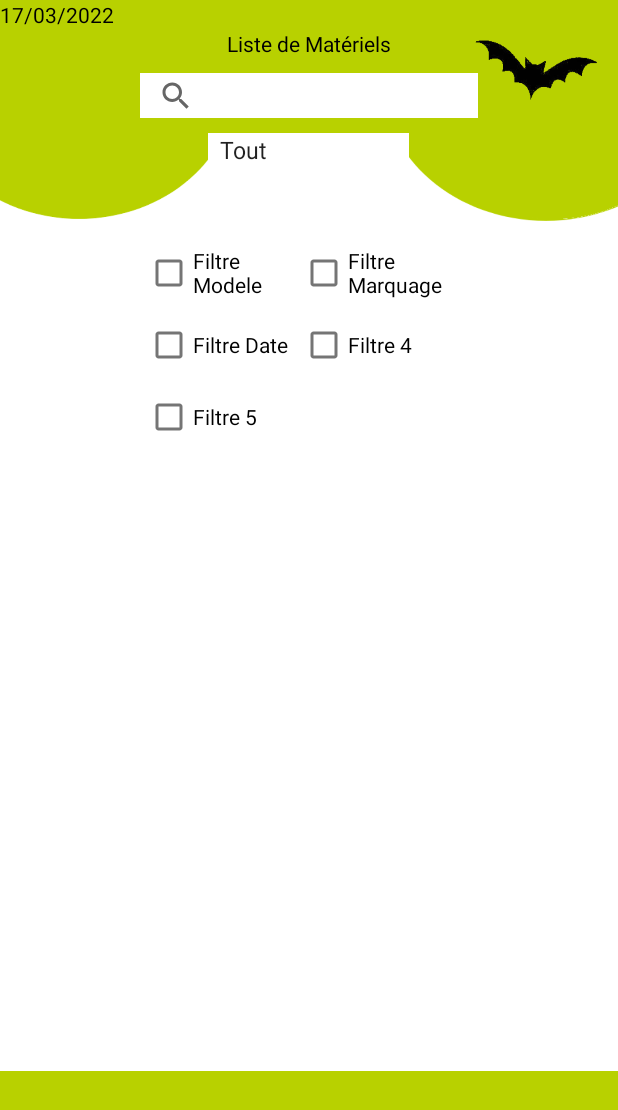
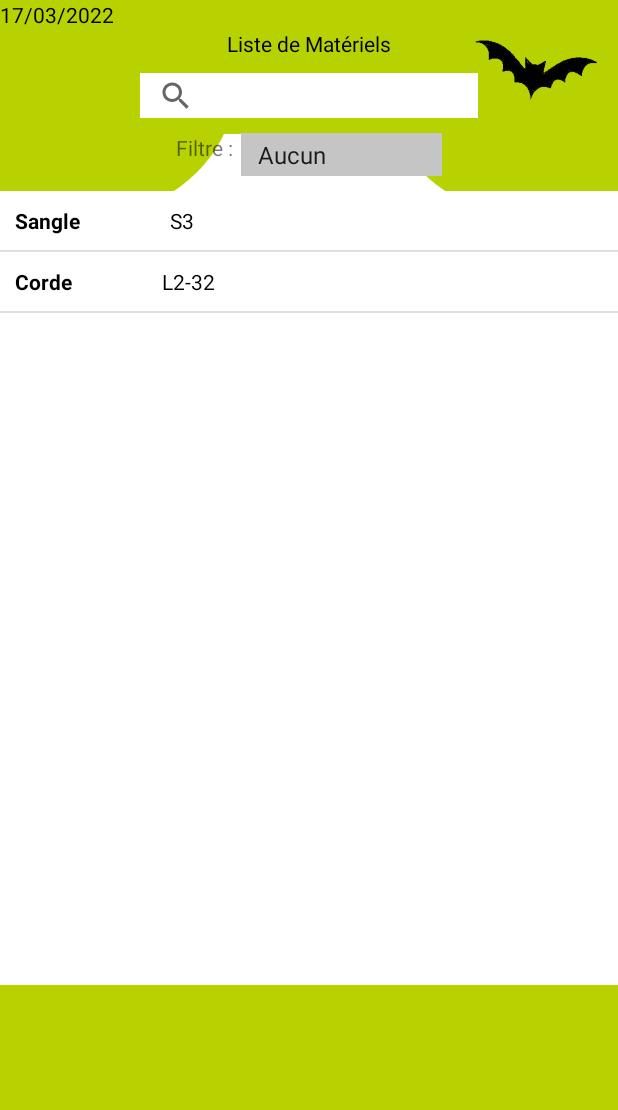
Before and after one commit to SIO2LAA/Speleo-EPI, an Android app: the GestionMateriel screen opened directly, with no data from a screen before it, on a phone screen of 412 x 824 dp. Shown: the top 1110 px of the screen. Run offline under Robolectric (Android 15) with nearby library versions, the phone set to English and light mode, and no system bars.

Commit message:
Tout marche nikel 6

```diff
--- a/app/src/main/java/fr/sio/app_epi2/GestionMateriel.java
+++ b/app/src/main/java/fr/sio/app_epi2/GestionMateriel.java
@@ -53,7 +53,7 @@ public class GestionMateriel extends AppCompatActivity implements AdapterView.On
         materielAdapter = new MaterielAdaptater(this, R.layout.listeview_item, listeMateriels);
         listeMateriel.setOnItemClickListener(this);
 
-        Filtre filtreTout = new Filtre(1, "Tout");
+        Filtre filtreTout = new Filtre(1, "Aucun");
         Filtre filtreDateAcquisition = new Filtre(1, "Date Acquisition");
         Filtre filtreDateUtilisation = new Filtre(1, "Date Utilisation");
 
--- a/app/src/main/res/layout/activity_gestion_materiel.xml
+++ b/app/src/main/res/layout/activity_gestion_materiel.xml
@@ -37,77 +37,28 @@
         tools:layout_editor_absoluteY="105dp" >
     </SearchView>
 
-    <Spinner
-        android:id="@+id/selection"
-        android:layout_width="wrap_content"
-        android:layout_height="wrap_content"
-        android:layout_gravity="center"
-        android:layout_marginTop="10dp"
-        android:layout_marginBottom="10dp"
-        android:background="@color/white"></Spinner>
-
-    <ScrollView
-        android:layout_width="113dp"
-        android:layout_height="37dp">
-
-        <LinearLayout
-            android:layout_width="match_parent"
-            android:layout_height="wrap_content"
-            android:orientation="vertical" />
-    </ScrollView>
-
     <LinearLayout
         android:layout_width="wrap_content"
         android:layout_height="wrap_content"
+        android:layout_marginTop="10dp"
+        android:layout_marginBottom="10dp"
         android:layout_gravity="center"
         android:orientation="horizontal">
-
-        <LinearLayout
-            android:layout_width="103dp"
-            android:layout_height="170dp"
-            android:orientation="vertical"
-            tools:layout_editor_absoluteX="16dp"
-            tools:layout_editor_absoluteY="173dp">
-
-            <CheckBox
-                android:id="@+id/filtreModele"
-                android:layout_width="wrap_content"
-                android:layout_height="wrap_content"
-                android:text="@string/filtreModele" />
-
-            <CheckBox
-                android:id="@+id/filtreDate"
-                android:layout_width="wrap_content"
-                android:layout_height="wrap_content"
-                android:text="@string/filtreDate" />
-
-            <CheckBox
-                android:id="@+id/checkBox5"
-                android:layout_width="wrap_content"
-                android:layout_height="wrap_content"
-                android:text="@string/filtre5" />
-
-        </LinearLayout>
-
-        <LinearLayout
-            android:layout_width="115dp"
-            android:layout_height="170dp"
-            android:orientation="vertical"
-            tools:layout_editor_absoluteX="118dp"
-            tools:layout_editor_absoluteY="173dp">
-
-            <CheckBox
-                android:id="@+id/filtreMarquage"
-                android:layout_width="wrap_content"
-                android:layout_height="wrap_content"
-                android:text="@string/filtreMarquage" />
-
-            <CheckBox
-                android:id="@+id/checkBox4"
-                android:layout_width="wrap_content"
-                android:layout_height="wrap_content"
-                android:text="@string/filtre4" />
-        </LinearLayout>
+        <TextView
+            android:layout_width="wrap_content"
+            android:layout_height="wrap_content"
+            android:layout_marginRight="5dp"
+            android:text="@string/filtreText">
+        </TextView>
+        <Spinner
+            android:id="@+id/selection"
+            android:layout_width="wrap_content"
+            android:layout_height="wrap_content"
+            android:layout_gravity="center"
+            android:paddingTop="3dp"
+            android:paddingBottom="3dp"
+            android:paddingLeft="3dp"
+            android:background="#c5c5c5"></Spinner>
     </LinearLayout>
 
     <ListView
@@ -117,7 +68,6 @@
         android:background="@color/white"
         tools:layout_editor_absoluteX="1dp"
         tools:layout_editor_absoluteY="344dp" >
-
     </ListView>
 
 </LinearLayout>
--- a/app/src/main/res/layout/listeview_item.xml
+++ b/app/src/main/res/layout/listeview_item.xml
@@ -7,6 +7,7 @@
         android:textStyle="bold"
         android:text="name"
         android:padding="10dp"
+        android:textColor="@color/black"
         android:layout_width="wrap_content"
         android:layout_height="wrap_content"
         android:layout_marginRight="40dp">
@@ -15,6 +16,7 @@
     <TextView
         android:id="@+id/modelMateriel"
         android:padding="10dp"
+        android:textColor="@color/black"
         android:layout_width="wrap_content"
         android:layout_height="wrap_content"
         android:text="name"></TextView>
--- a/app/src/main/res/values/strings.xml
+++ b/app/src/main/res/values/strings.xml
@@ -20,5 +20,6 @@
     <string name="version">1</string>
     <string name="upgrade"></string>
     <string name="insert"></string>
+    <string name="filtreText">Filtre : </string>
 
 </resources>
```
